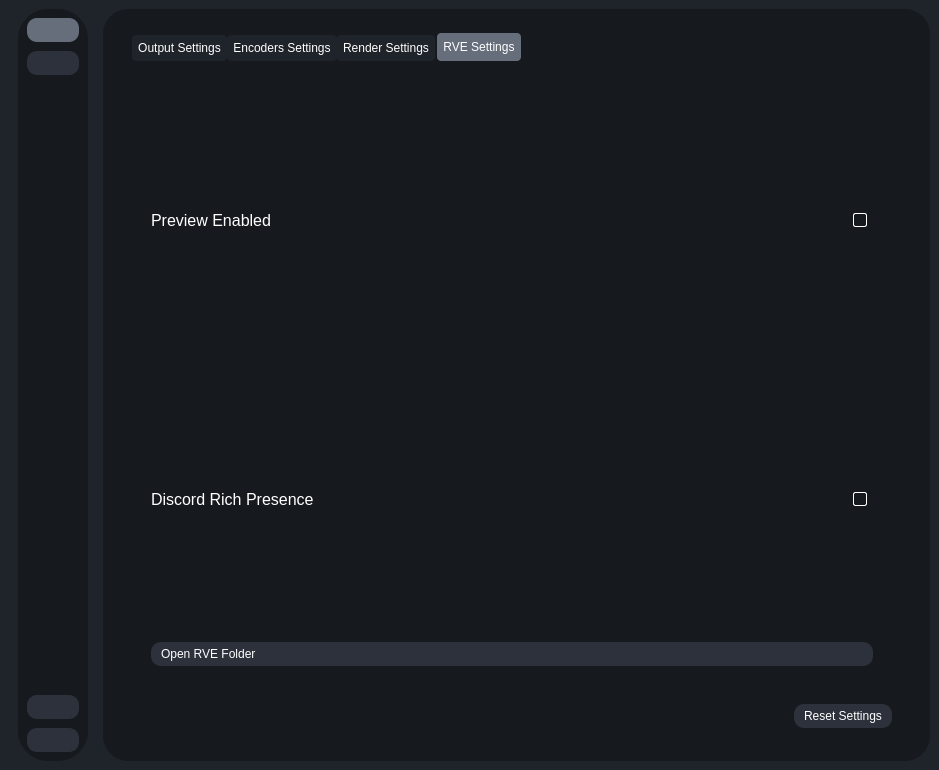
The window that testRVEInterface.ui (gokulmc/enhance_crop) describes before a commit, drawn with Qt 5.
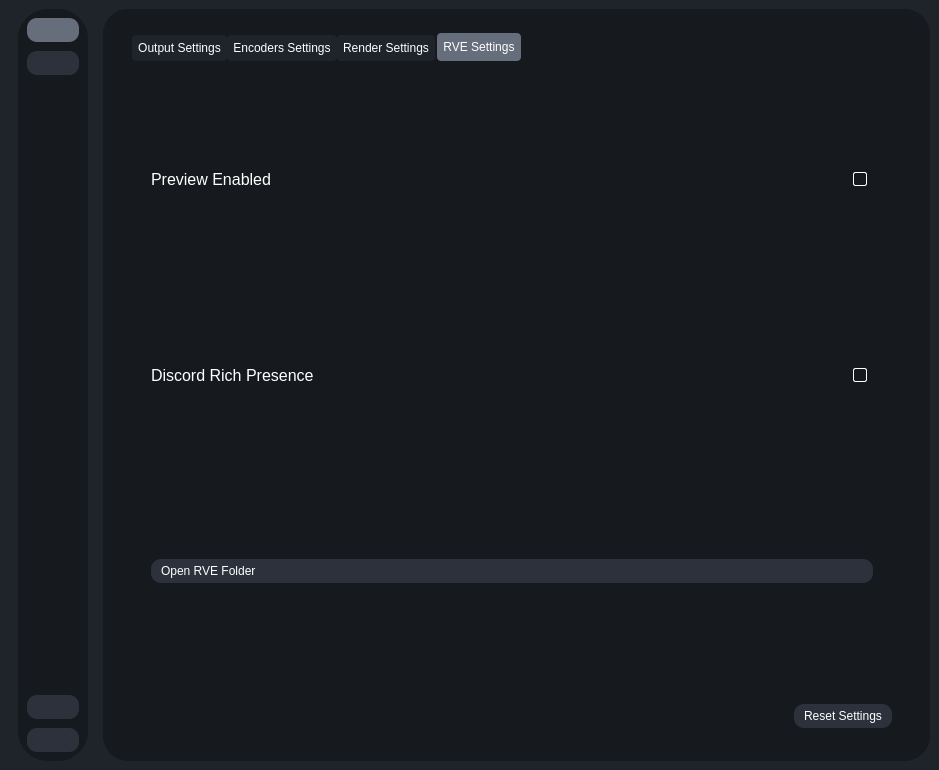
The same window after the commit. The open tabs and pages were chosen to show the change. Icons and pictures are not drawn.

```diff
--- a/testRVEInterface.ui
+++ b/testRVEInterface.ui
@@ -2712,8 +2712,8 @@
                   <rect>
                    <x>0</x>
                    <y>0</y>
-                   <width>470</width>
-                   <height>506</height>
+                   <width>784</width>
+                   <height>722</height>
                   </rect>
                  </property>
                  <layout class="QVBoxLayout" name="verticalLayout_18">
@@ -4252,6 +4252,21 @@
                           </widget>
                          </item>
                          <item>
+                          <widget class="QWidget" name="widget_29" native="true">
+                           <layout class="QVBoxLayout" name="verticalLayout_35">
+                            <property name="leftMargin">
+                             <number>0</number>
+                            </property>
+                            <property name="topMargin">
+                             <number>0</number>
+                            </property>
+                            <property name="rightMargin">
+                             <number>0</number>
+                            </property>
+                            <property name="bottomMargin">
+                             <number>0</number>
+                            </property>
+                            <item>
                           <widget class="QPushButton" name="openRVEFolderBtn">
                            <property name="contextMenuPolicy">
                             <enum>Qt::ContextMenuPolicy::NoContextMenu</enum>
@@ -4259,6 +4274,9 @@
                            <property name="text">
                             <string>Open RVE Folder</string>
                            </property>
+                             </widget>
+                            </item>
+                           </layout>
                           </widget>
                          </item>
                         </layout>
```
Left out of the diff: 14 changed lines with no effect on the pictures. Lines whose indentation alone changed are shown as unchanged.
